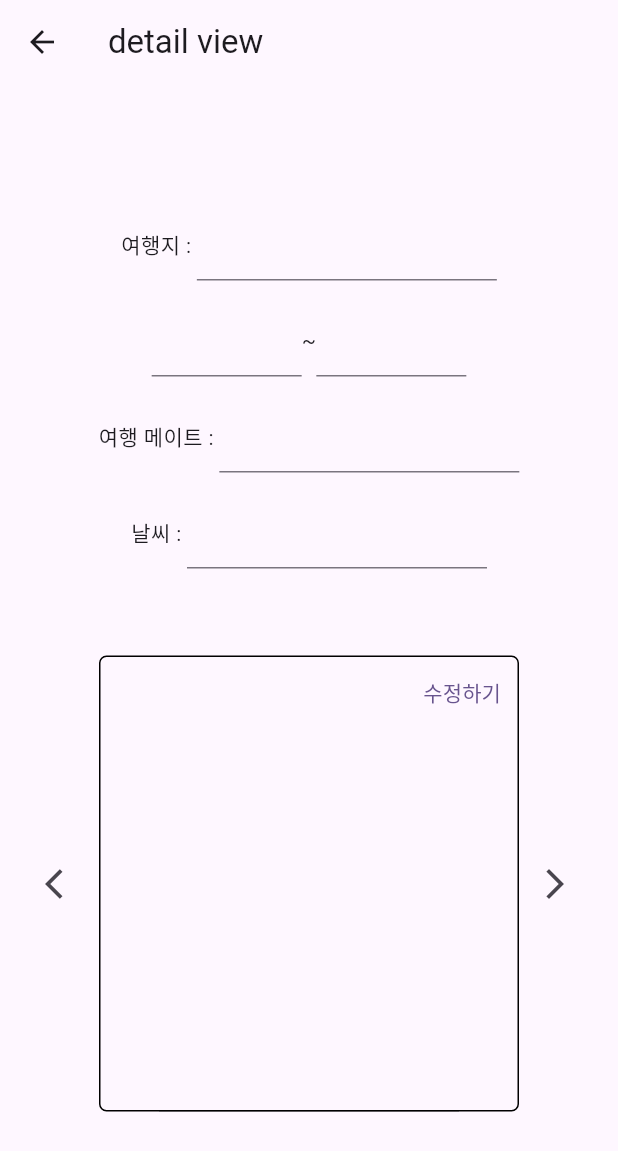
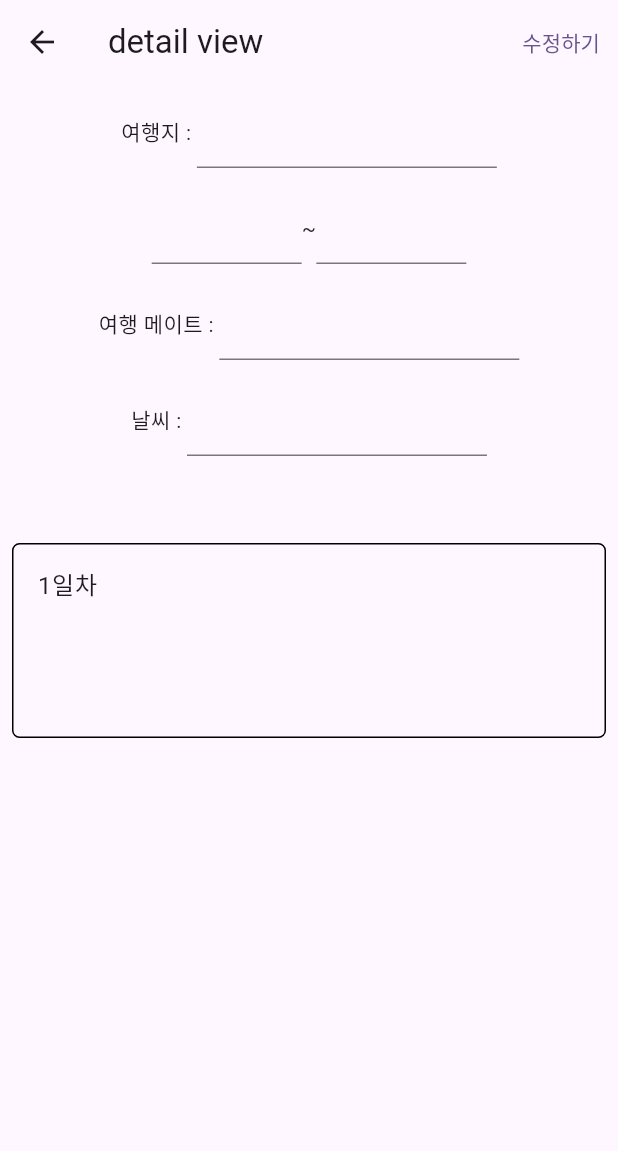
Before and after one commit to likewoody/Tree, a Flutter app: the WriteView screen opened directly, on a phone screen of 412 x 824 dp. Shown: the top 1151 px of the screen. Run offline on Flutter 3.47's test engine with Material 3 defaults, Android fonts, the phone set to English and light mode, and no system bars; our stand-ins replace flutter_slidable, get, get_storage, sqflite; accounts and stored records are empty.

Commit message:
writeViewPage 출력 방법 수정

```diff
--- a/tree/lib/view/write/write.dart
+++ b/tree/lib/view/write/write.dart
@@ -1,6 +1,7 @@
 import 'package:flutter/cupertino.dart';
 import 'package:flutter/material.dart';
 import 'package:get/get.dart';
+import 'package:td_app/view/common/tabbar.dart';
 import 'package:td_app/view/tabbar/post_page.dart';
 import 'package:td_app/view/write/write_view.dart';
 import 'package:td_app/vm/wrire/write_vm.dart';
@@ -321,6 +322,7 @@ class _WriteState extends State<Write> {
               ]),
               ElevatedButton(
                 onPressed: () {
+                  saveCurrentDayText();
                   var stringWriteList = "";
                   stringWriteList = writeList.join('/../');
                   var vm = WriteVm();
@@ -331,8 +333,7 @@ class _WriteState extends State<Write> {
                       travelMateController.text,
                       weatherController.text,
                       stringWriteList);
-                  print(stringWriteList);
-                  // Get.offAll(PostPage());
+                  Get.offAll(const CommonTabbar());
                 },
                 child: Text("업로드 하기"),
               ),
--- a/tree/lib/view/write/write_view.dart
+++ b/tree/lib/view/write/write_view.dart
@@ -1,5 +1,6 @@
 import 'package:flutter/material.dart';
 import 'package:get/get.dart';
+import 'package:get/get_state_manager/get_state_manager.dart';
 import 'package:get_storage/get_storage.dart';
 import 'package:td_app/vm/wrire/write_vm.dart';
 
@@ -24,12 +25,20 @@ class WriteView extends StatelessWidget {
     return Scaffold(
       appBar: AppBar(
         title: Text('detail view'),
+        actions: [
+          GetBuilder<WriteVm>(builder: (controller) {
+            return TextButton(
+                onPressed: () {
+                  controller.editingMode();
+                },
+                child: Text(controller.editingText));
+          })
+        ],
       ),
-      body: Center(
-        child: GetBuilder<WriteVm>(builder: (controller) {
+      body: GetBuilder<WriteVm>(builder: (controller) {
         initPage(controller);
-          return Column(
-            mainAxisAlignment: MainAxisAlignment.center,
+        return SingleChildScrollView(
+          child: Column(
             children: [
               Padding(
                 padding: const EdgeInsets.all(8.0),
@@ -102,46 +111,35 @@ class WriteView extends StatelessWidget {
                 child: Row(
                   mainAxisAlignment: MainAxisAlignment.center,
                   children: [
-                    IconButton(
-                        onPressed: () {}, icon: Icon(Icons.arrow_back_ios)),
-                    Container(
-                      width: 280,
-                      foregroundDecoration: BoxDecoration(
+                    Expanded(
+                      // Row 또는 Column이 자식으로 해당될 때 가능한 모든 여유 공간을 차지하게 해주는 위젯
+                      child: Container(
+                        padding: EdgeInsets.all(8.0),
+                        decoration: BoxDecoration(
                           border: Border.all(),
                           borderRadius: BorderRadius.circular(5),
                         ),
-                      child: Column(
-                        children: [
-                          Row(
-                            mainAxisAlignment: MainAxisAlignment.end,
-                            children: [
-                              TextButton(
-                                onPressed: () {
-                                  controller.editingMode();
-                                },
-                                child: Text(controller.editingText),
-                              ),
-                            ],
-                          ),
-                          Container(
-                            width: 200,
+                        child: IntrinsicHeight(
+                          //자식 위젯의 내재된 높이를 계산하고, 그 높이에 맞춰 자신의 높이를 조절
                           child: TextField(
                             controller: writeController,
-                              maxLines: 10,
+                            maxLines: null,
+                            expands: true,
+                            decoration: InputDecoration(
+                              border: InputBorder.none,
+                              contentPadding: EdgeInsets.all(8.0),
+                            ),
+                          ),
+                        ),
                       ),
                     ),
                   ],
                 ),
               ),
-                    IconButton(
-                        onPressed: () {}, icon: Icon(Icons.arrow_forward_ios)),
             ],
           ),
-              ),
-            ],
         );
       }),
-      ),
     );
   }
 
@@ -159,7 +157,23 @@ class WriteView extends StatelessWidget {
     travelMateController.text = controller.mate;
     weatherController.text = controller.weather;
 
-    var write = controller.travelList.replaceAll('/../', '\n');
-    writeController.text = write;
+    //db에 저장되어 있는 travelList를 재정렬 하기 위해 formatTravelList함수 사용
+    String formattedTravelList = formatTravelList(controller.travelList);
+    writeController.text = formattedTravelList;
+  }
+
+  String formatTravelList(String travelList) {
+    // '/../'을 기준으로 나눠 travelItems에 저장
+    List<String> travelItems = travelList.split('/../');
+    int dayCnt = 1;
+    StringBuffer formattedList = StringBuffer();
+
+    for (String item in travelItems) {
+      //formattedList 작성
+      formattedList.write('$dayCnt일차 \n$item\n\n');
+      dayCnt++;
+    }
+
+    return formattedList.toString();
   }
 }
```
Lines whose indentation alone changed are shown as unchanged.
